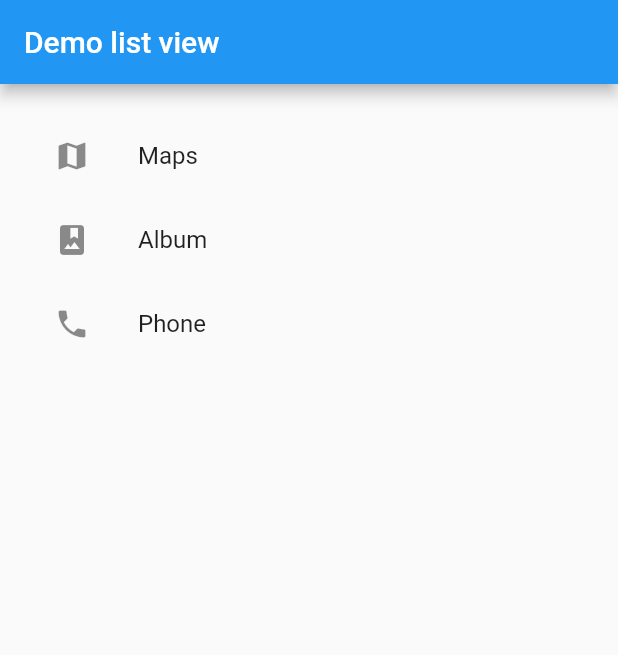
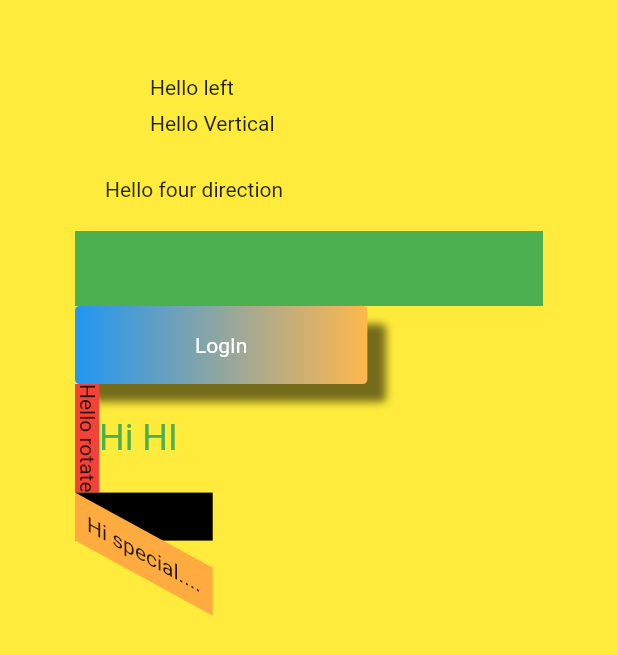
Before and after one commit to doremichen/my_first_flutter, a Flutter app: the screen it shows after launch, after a tap on "open new route", on a phone screen of 412 x 824 dp. Shown: the top 655 px of the screen. Run offline on Flutter 3.47's test engine with Material 2 defaults, Android fonts, the phone set to English and light mode, and no system bars.

Commit message:
Practice layour and container widget

```diff
--- a/lib/main.dart
+++ b/lib/main.dart
@@ -1,5 +1,5 @@
 import 'package:flutter/material.dart';
-import 'package:english_words/english_words.dart';
+import 'package:flutter/widgets.dart';
 
 void main() => runApp(AdamDemoApp());
 
@@ -23,9 +23,8 @@ class AdamDemoApp extends StatelessWidget {
       ),
       // Register main route table
       routes: {
-        "new_page": (context) => ListViewTest(),
+        "new_page": (context) => PaddingTestRoute(),
         "echo_page": (context) => EchoRoute("Fixed content"),
-        "random_page": (context) => RandomWordsWidget(),
         "counter_page": (context) => NewRoute2(),
         "tapbox_page": (context) => ParentWidgetC(),
       },
@@ -140,7 +139,6 @@ class _MyHomePageState extends State<MyHomePage> {
                 Navigator.pushNamed(context, "counter_page");
               },
             ),
-            RandomWordsWidget(),
 //            FlatButton(
 //              child: Text("Open random route"),
 //              textColor: Colors.green,
@@ -159,6 +157,121 @@ class _MyHomePageState extends State<MyHomePage> {
 
     );
   }
+}
+
+class PaddingTestRoute extends StatelessWidget {
+  @override
+  Widget build(BuildContext context) {
+    return Scaffold(
+      backgroundColor: Colors.yellow,
+      body: Padding(padding: EdgeInsets.all(50.0),
+            child: Column(
+                  crossAxisAlignment: CrossAxisAlignment.start,
+                  children: <Widget>[
+                    Padding(
+                      padding: const EdgeInsets.only(left: 50.0),
+                      child: Text("Hello left"),
+                    ),
+                    Padding(
+                      padding: const EdgeInsets.symmetric(vertical: 8.0, horizontal: 50.0),
+                      child: Text("Hello Vertical"),
+                    ),
+                    Padding(
+                      padding: const EdgeInsets.fromLTRB(20.0, 20.0, 20.0, 20.0),
+                      child: Text("Hello four direction"),
+                    ),
+                    ConstrainedBox(
+                      constraints: BoxConstraints(
+                        minWidth: double.infinity,
+                        maxHeight: 50.0
+                      ),
+                      child: Container(
+                        height: 100.0,
+                        child: DecoratedBox(decoration: BoxDecoration(color: Colors.green)),
+                      ),
+                    ),
+                    DecoratedBox(
+                      decoration: BoxDecoration(
+                        gradient: LinearGradient(colors: [Colors.blue, Colors.orange[300]]),
+                        borderRadius: BorderRadius.circular(3.0),
+                        boxShadow: [BoxShadow(
+                          color: Colors.black54,
+                          offset: Offset(12.0, 12.0),
+                          blurRadius: 4.0,
+                        ),],
+
+                      ),
+                      child: Padding(padding: EdgeInsets.symmetric(vertical: 18.0, horizontal: 80.0),
+                             child: Text("LogIn", style: TextStyle(color: Colors.white),),
+                      ),
+                    ),
+                    Row(
+                      mainAxisAlignment: MainAxisAlignment.start,
+                      children: <Widget>[
+                        DecoratedBox(
+                          decoration: BoxDecoration(color: Colors.red),
+                          child: RotatedBox(
+                            quarterTurns: 1,
+                            child: Text("Hello rotate"),
+                          ),
+                        ),
+                        Text("Hi HI", style: TextStyle(color: Colors.green, fontSize: 24.0),),
+                      ],
+                    ),
+                    Container(
+                      color: Colors.black,
+                      child: Transform(transform: Matrix4.skewY(0.5),
+                            alignment: Alignment.topLeft,
+                            child: Container(
+                              padding: const EdgeInsets.all(8.0),
+                              color: Colors.orangeAccent,
+                              child: const Text("Hi special...."),
+                            ),
+                      ),
+                    ),
+                  ],
+      ),
+      ),
+    );
+  }
+
+}
+
+
+
+class FlexLayoutTestRoute extends StatelessWidget {
+  @override
+  Widget build(BuildContext context) {
+
+    return Scaffold(
+      appBar: AppBar(
+        title: Text("Demo constrainted box"),
+      ),
+      body: ConstrainedBox(
+        constraints: BoxConstraints.expand(),
+        child: Stack(
+          alignment: Alignment.center,
+          fit: StackFit.expand,
+          children: <Widget>[
+            Container(
+              child: Text("This is constrained box message"),
+              color: Colors.green,
+            ),
+            Positioned(
+              left: 18.0,
+              child: Text("I am left man"),
+            ),
+            Positioned(
+              top: 18.0,
+              child: Text("I am top man"),
+            ),
+          ],
+        ),
+
+      ),
+    );
+  }
+
 }
 
 class ListViewTest extends StatelessWidget {
@@ -610,18 +723,6 @@ class _EchoPageState extends State<EchoRoute> {
 }
 
 
-class RandomWordsWidget extends StatelessWidget {
-  @override
-  Widget build(BuildContext context) {
-
-    final wordPair = new WordPair.random();
-    return Padding(
-        padding: const EdgeInsets.all(0.8),
-        child: new Text(wordPair.toString()),
-    );
-  }
-
-}
 class NewRoute2 extends StatelessWidget {
   @override
   Widget build(BuildContext context) {
```
